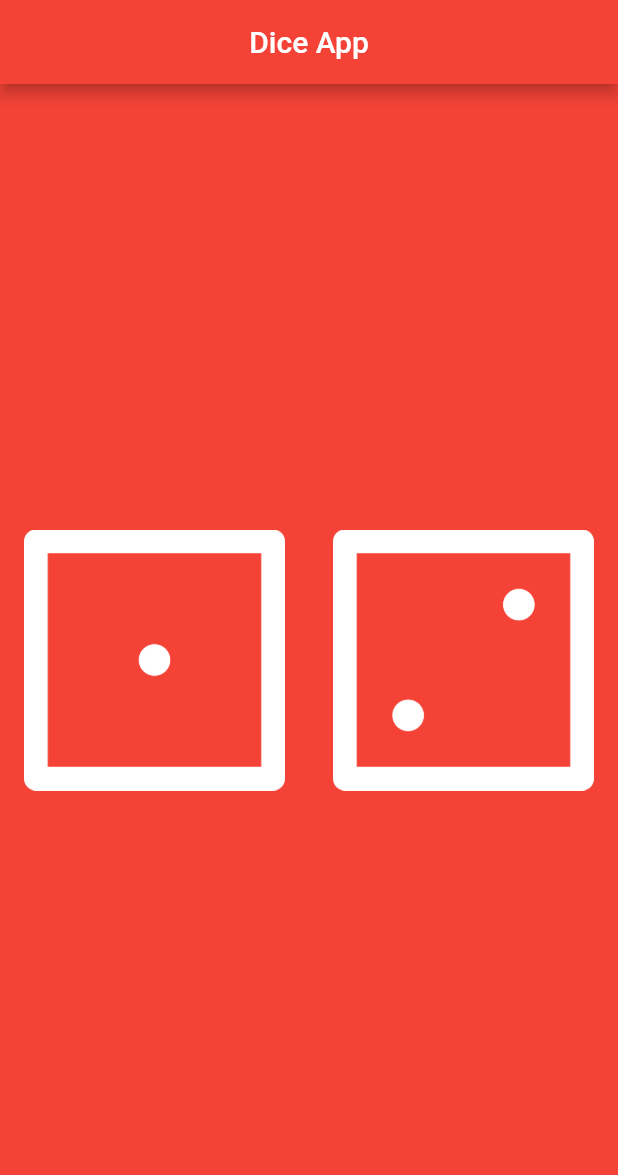
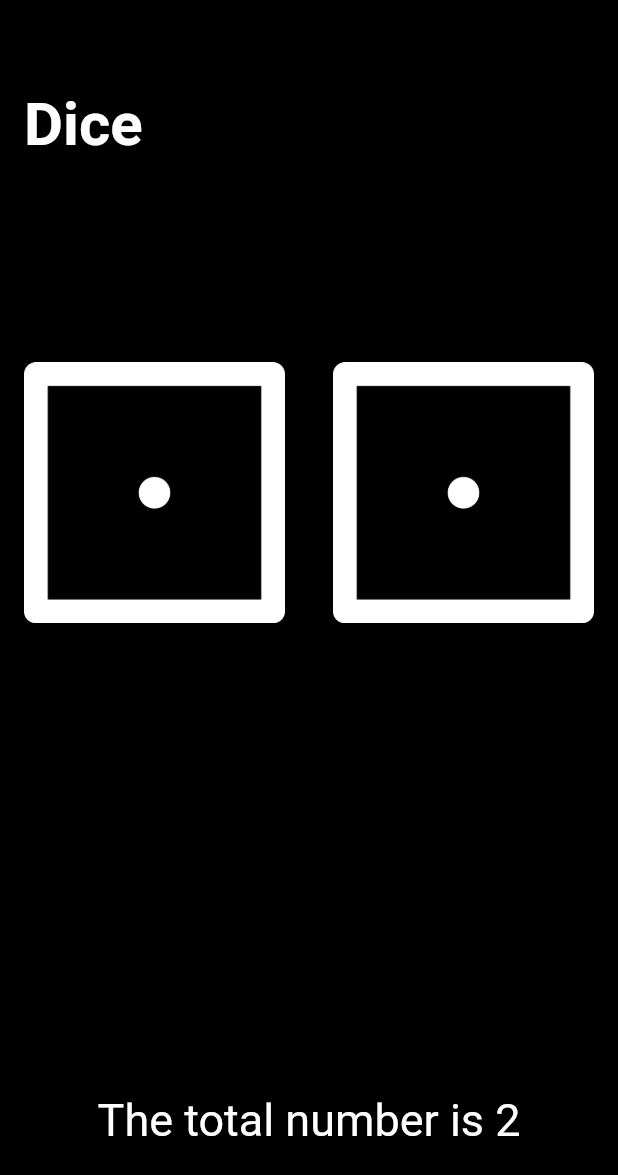
Before and after one commit to jonathanfilbert/Diceria, a Flutter app: the screen it shows after launch, on a phone screen of 412 x 824 dp. Shown: the top 1175 px of the screen. Run offline on Flutter 3.47's test engine with Material 2 defaults, Android fonts, the phone set to English and light mode, and no system bars.

```diff
--- a/lib/main.dart
+++ b/lib/main.dart
@@ -1,30 +1,67 @@
 import 'package:flutter/material.dart';
+import 'dart:math';
 
 void main() => runApp(MaterialApp(
       home: App(),
     ));
 
-class App extends StatelessWidget {
+class App extends StatefulWidget {
+  @override
+  _AppState createState() => _AppState();
+}
+
+class _AppState extends State<App> {
+  int diceOne = 1;
+  int diceTwo = 1;
+  _handleClick() {
+    setState(() {
+      Random random = new Random();
+      diceTwo = random.nextInt(6) + 1;
+      diceOne = random.nextInt(6) + 1;
+    });
+  }
+
   @override
   Widget build(BuildContext context) {
     return Scaffold(
-      backgroundColor: Colors.red,
-      appBar: AppBar(
-        centerTitle: true,
-        title: Text("Dice App"),
-        backgroundColor: Colors.red,
+      backgroundColor: Colors.black,
+      body: SafeArea(
+        child: Flex(
+            direction: Axis.vertical,
+            mainAxisAlignment: MainAxisAlignment.spaceAround,
+            children: <Widget>[
+              Padding(
+                padding: const EdgeInsets.only(left: 16.0),
+                child: Flex(
+                    direction: Axis.horizontal,
+                    crossAxisAlignment: CrossAxisAlignment.center,
+                    children: <Widget>[
+                      Row(
+                        children: <Widget>[
+                          Text(
+                            "Dice",
+                            style: TextStyle(
+                              fontWeight: FontWeight.bold,
+                              color: Colors.white,
+                              fontSize: 40.0,
                             ),
-      body: Flex(
-          direction: Axis.vertical,
-          mainAxisAlignment: MainAxisAlignment.center,
-          children: <Widget>[
+                          ),
+                        ],
+                      )
+                    ]),
+              ),
               Row(
                 children: <Widget>[
                   Expanded(
                     child: Padding(
                       padding: const EdgeInsets.all(16.0),
+                      child: GestureDetector(
+                        onTap: () {
+                          _handleClick();
+                        },
                         child: Image(
-                      image: AssetImage("assets/images/dice1.png"),
+                          image: AssetImage("assets/images/dice$diceOne.png"),
+                        ),
                       ),
                     ),
                   ),
@@ -33,17 +70,26 @@ class App extends StatelessWidget {
                       padding: const EdgeInsets.all(16.0),
                       child: GestureDetector(
                         onTap: () {
-                        print("Tapped");
+                          _handleClick();
                         },
                         child: Image(
-                        image: AssetImage("assets/images/dice2.png"),
+                          image: AssetImage('assets/images/dice$diceTwo.png'),
                         ),
                       ),
                     ),
                   ),
                 ],
-            )
+              ),
+              SizedBox(
+                width: double.infinity,
+                height: 60.0,
+              ),
+              Text(
+                "The total number is ${diceOne + diceTwo}",
+                style: TextStyle(fontSize: 30.0, color: Colors.white),
+              ),
             ]),
+      ),
     );
   }
 }
```
Lines whose indentation alone changed are shown as unchanged.
